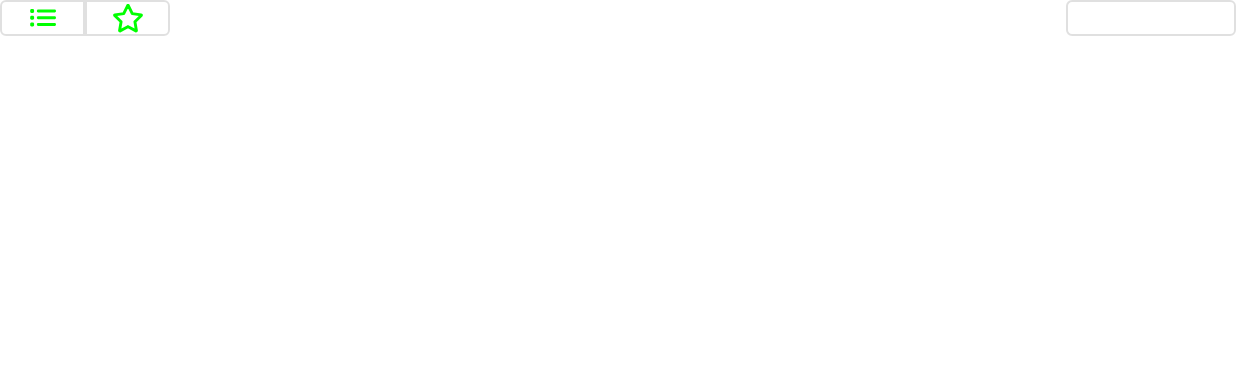
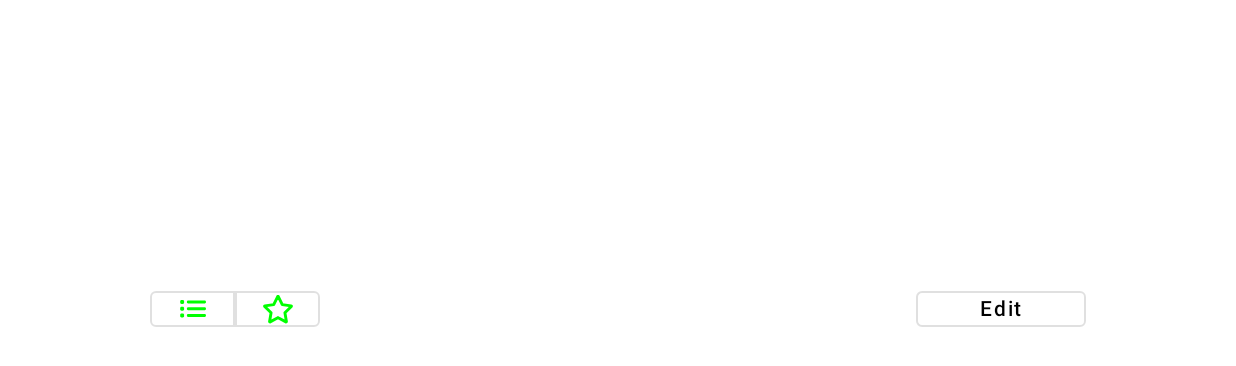
Before and after one commit to ehsan9295/TestCompose, an Android app built with Jetpack Compose: the FirstFragment screen opened directly, with no data from a screen before it, on a phone screen of 824 x 412 dp (held sideways). Shown: the top 366 px of the screen. Run offline under Robolectric (Android 15) with nearby library versions, the phone set to English and light mode, and no system bars.

```diff
--- a/app/src/main/java/com/example/myapplication/FirstFragment.kt
+++ b/app/src/main/java/com/example/myapplication/FirstFragment.kt
@@ -10,6 +10,7 @@ import androidx.compose.foundation.layout.RowScope
 import androidx.compose.foundation.layout.fillMaxHeight
 import androidx.compose.foundation.layout.fillMaxWidth
 import androidx.compose.foundation.layout.height
+import androidx.compose.foundation.layout.padding
 import androidx.compose.foundation.layout.size
 import androidx.compose.foundation.layout.wrapContentWidth
 import androidx.compose.foundation.shape.CornerBasedShape
@@ -21,6 +22,7 @@ import androidx.compose.material.Surface
 import androidx.compose.material.Text
 import androidx.compose.runtime.Composable
 import androidx.compose.ui.Alignment
+import androidx.compose.ui.Alignment.Companion.CenterVertically
 import androidx.compose.ui.Modifier
 import androidx.compose.ui.graphics.Color
 import androidx.compose.ui.graphics.Shape
@@ -50,13 +52,17 @@ class FirstFragment : Fragment() {
     fun SettingsBar() {
         Row(
             Modifier
-                .fillMaxWidth()
+                    //No matter which size or padding we use the problem will occur
+                .wrapContentWidth()
                 .height(24.dp)
+                .padding(horizontal = 100.dp),
+            verticalAlignment = CenterVertically
         ) {
             Row(
                 Modifier
                     .weight(1f)
                     .wrapContentWidth(Alignment.Start)
+                    .align(CenterVertically)
                     .size(113.dp, 24.dp)
             ) {
                 //All channels
@@ -104,7 +110,7 @@ class FirstFragment : Fragment() {
             ) {
                 Text(
                     text = stringResource(R.string.edit),
-                    color = Color.White
+                    color = Color.Black
                 )
             }
         }
--- a/app/src/main/java/com/example/myapplication/SecondFragment.kt
+++ b/app/src/main/java/com/example/myapplication/SecondFragment.kt
@@ -24,7 +24,6 @@ class SecondFragment : Fragment() {
         val view = ComposeView(requireContext()).apply {
             setContent {
                 Surface {
-                    Column {
                         TextWithoutBackground()
                         //***************************************************************************************
                         //***************************************************************************************
@@ -34,7 +33,6 @@ class SecondFragment : Fragment() {
                         //***************************************************************************************
 
                         //TextWithBackground()
-                    }
                 }
             }
         }
```
Also changed, not shown: 575 other files.
